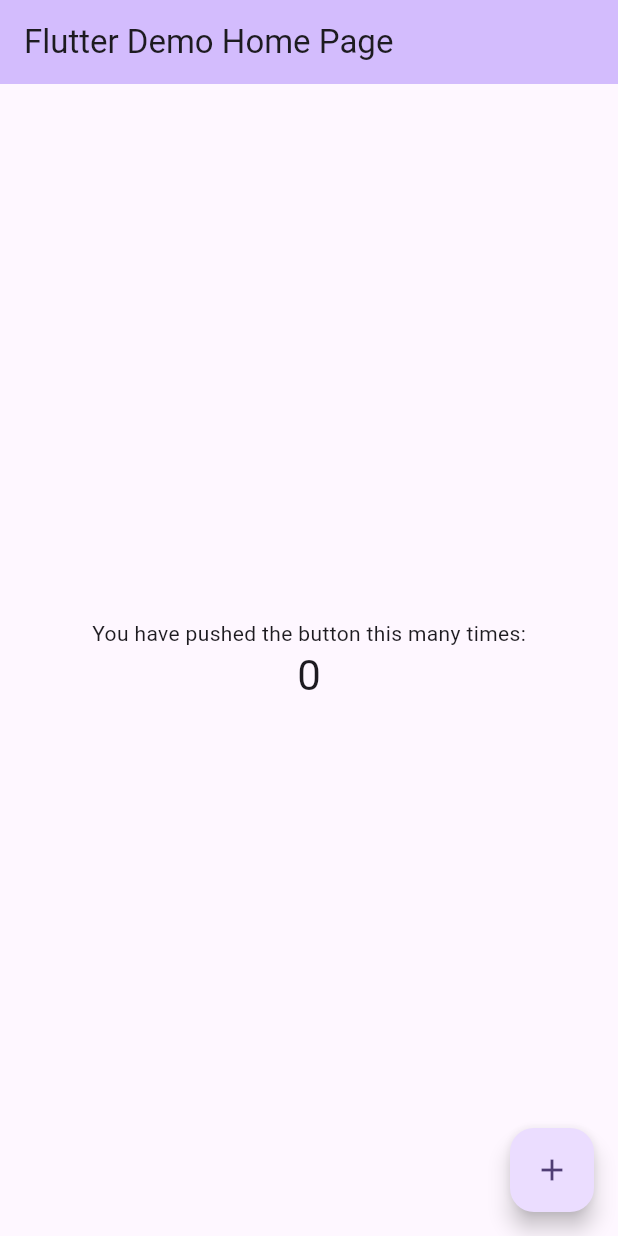
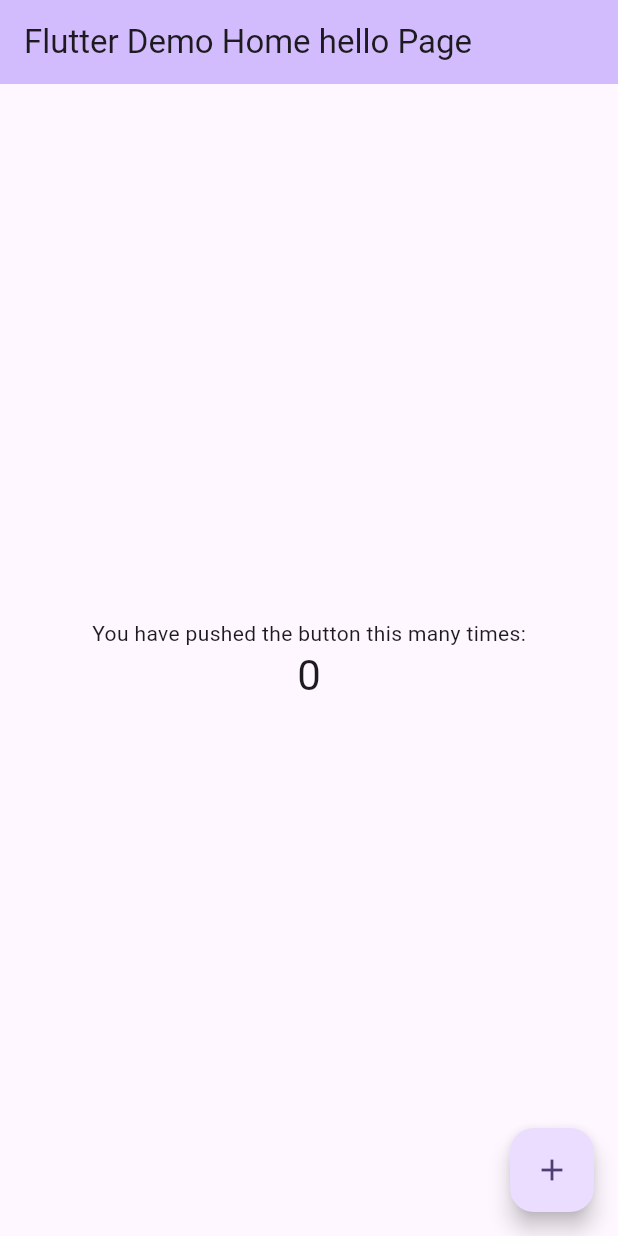
Before and after one commit to edenWerke/quizAppWithFlutter, a Flutter app: the screen it shows after launch, on a phone screen of 412 x 824 dp. Run offline on Flutter 3.47's test engine with Material 3 defaults, Android fonts, the phone set to English and light mode, and no system bars.

```diff
--- a/lib/main.dart
+++ b/lib/main.dart
@@ -11,7 +11,7 @@ class MyApp extends StatelessWidget {
   @override
   Widget build(BuildContext context) {
     return MaterialApp(
-      title: 'Flutter Demo',
+      title: 'Flutter Dmo',
       theme: ThemeData(
         // This is the theme of your application.
         //
@@ -30,7 +30,7 @@ class MyApp extends StatelessWidget {
         // tested with just a hot reload.
         colorScheme: ColorScheme.fromSeed(seedColor: Colors.deepPurple),
       ),
-      home: const MyHomePage(title: 'Flutter Demo Home Page'),
+      home: const MyHomePage(title: 'Flutter Demo Home hello Page'),
     );
   }
 }
```
Also changed, not shown: lib/models/question_model.dart (added, +21 -0 lines).
